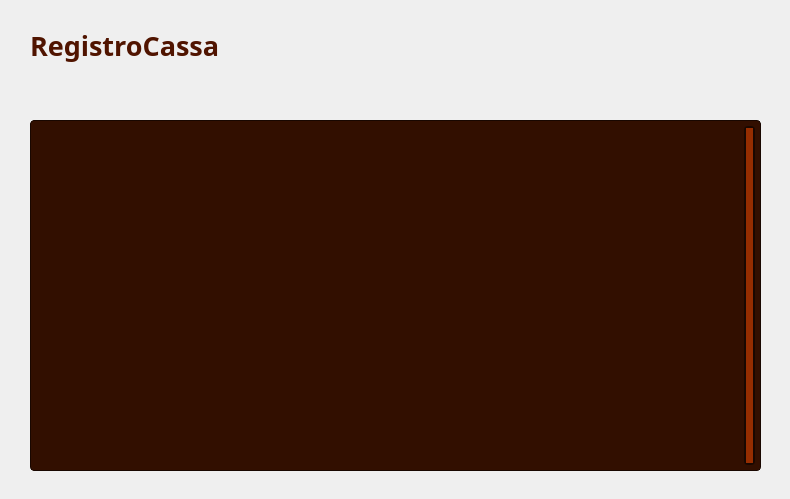
Before: the Qt Designer form Viste/VistaVisualizzaRegistroCassaAmministratore.ui in GiacomoPrincipi/CineMax, drawn with Qt 5.
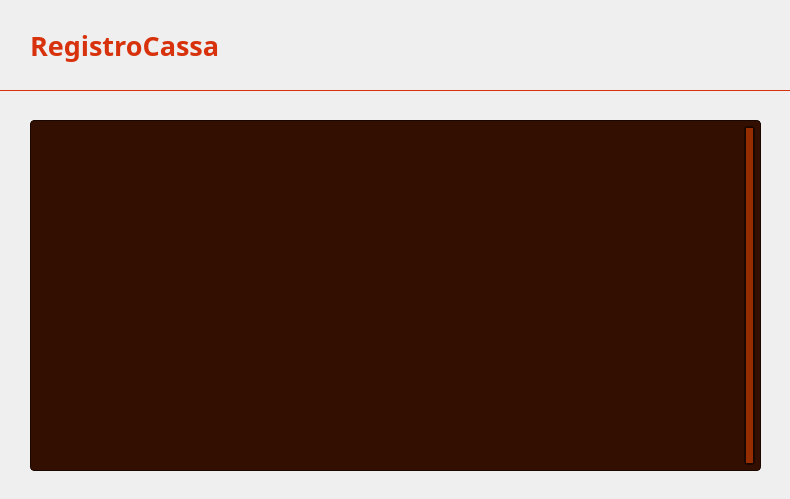
After: the same form once the commit is applied. Icons and pictures are not drawn. Custom widgets are drawn as their Qt base class.

The edit to the form file:
```diff
--- a/Viste/VistaVisualizzaRegistroCassaAmministratore.ui
+++ b/Viste/VistaVisualizzaRegistroCassaAmministratore.ui
@@ -59,7 +59,7 @@
    </property>
    <property name="styleSheet">
     <string notr="true">QLabel {
-    color: #501400;
+    color: #D7320C;
 }</string>
    </property>
    <property name="text">
@@ -102,9 +102,13 @@
     background: qlineargradient(
         x1: 0, y1: 1,
         x2: 0, y2: 0,
-        stop: 0 #962D00,
-        stop: 1 #B43700
+        stop: 0 #961E00,
+        stop: 1 #B42100
     );
+    border: 1px solid #D7320C;
+    border-top: none;
+    border-left: none;
+    border-right: none;
 }</string>
    </property>
    <property name="text">
```
Left out of the diff: 6 changed lines with no effect on the pictures.
